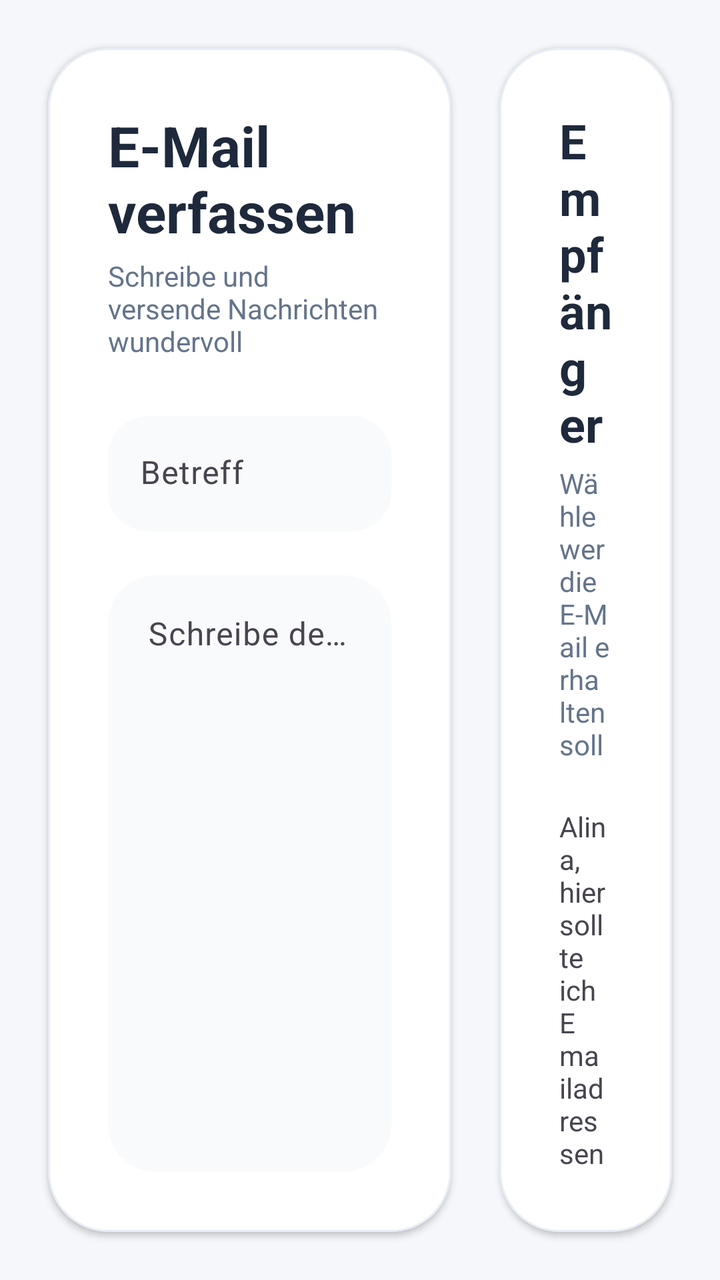
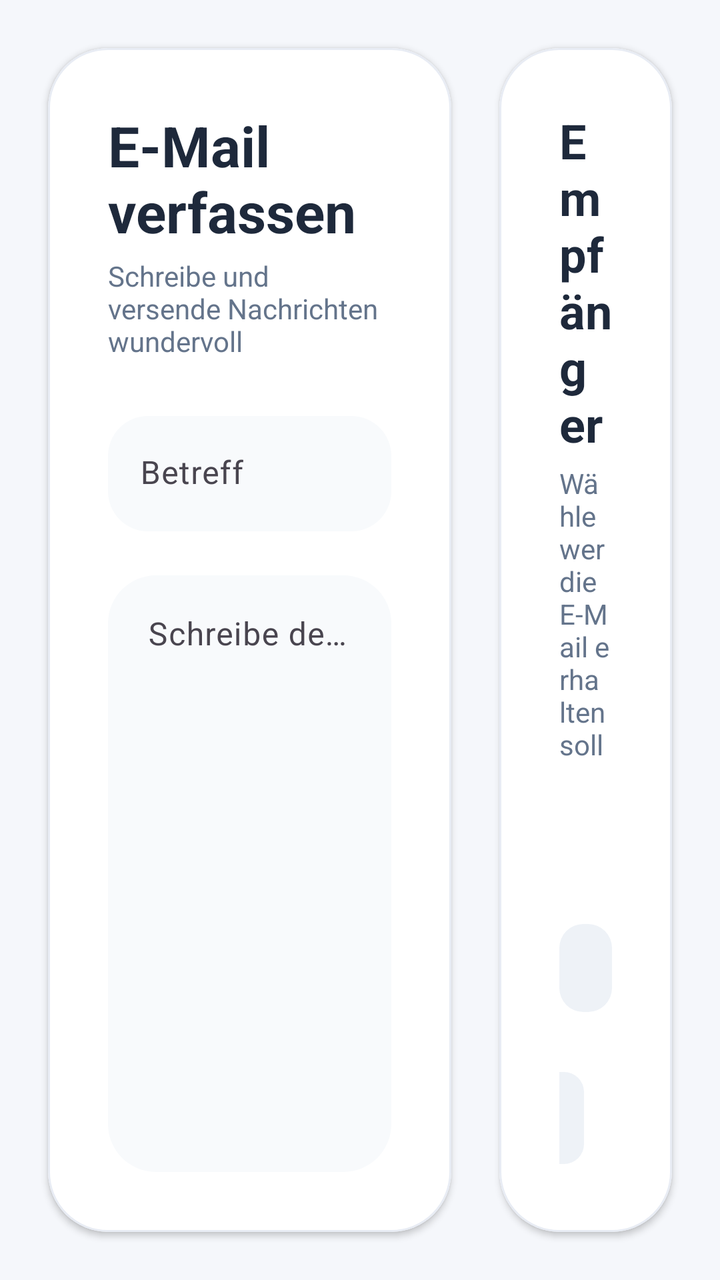

Screens rendered from an Android XML layout before and after an edit, with the pre-edit source and the edit as a unified diff.
<!-- AndroidManifest.xml: application theme Theme.MahdwartProFragments -->
<!-- res/layout/fragment_send_dialog.xml -->
<?xml version="1.0" encoding="utf-8"?>
<androidx.constraintlayout.widget.ConstraintLayout
    xmlns:android="http://schemas.android.com/apk/res/android"
    xmlns:app="http://schemas.android.com/apk/res-auto"
    xmlns:tools="http://schemas.android.com/tools"
    android:layout_width="match_parent"
    android:layout_height="match_parent"
    android:background="#F5F7FB"
    tools:context=".SettingsFragment">

    <com.google.android.material.card.MaterialCardView
        android:id="@+id/cardComposer"
        android:layout_width="0dp"
        android:layout_height="0dp"
        android:layout_margin="24dp"
        app:cardBackgroundColor="#FFFFFF"
        app:cardCornerRadius="30dp"
        app:cardElevation="2dp"
        app:layout_constraintBottom_toBottomOf="parent"
        app:layout_constraintEnd_toStartOf="@id/cardRecipients"
        app:layout_constraintStart_toStartOf="parent"
        app:layout_constraintTop_toTopOf="parent"
        app:layout_constraintWidth_percent="0.56"
        app:strokeColor="#E8ECF4"
        app:strokeWidth="1dp">

        <LinearLayout
            android:layout_width="match_parent"
            android:layout_height="match_parent"
            android:orientation="vertical"
            android:padding="30dp">

            <TextView
                android:layout_width="wrap_content"
                android:layout_height="wrap_content"
                android:text="@string/send_title_createmail"
                android:textColor="#1E293B"
                android:textSize="28sp"
                android:textStyle="bold" />

            <TextView
                android:layout_width="wrap_content"
                android:layout_height="wrap_content"
                android:layout_marginTop="4dp"
                android:layout_marginBottom="28dp"
                android:text="@string/send_title_subtitle"
                android:textColor="#64748B"
                android:textSize="14sp"/>

            <com.google.android.material.textfield.TextInputLayout
                android:layout_width="match_parent"
                android:layout_height="wrap_content"
                android:hint="@string/send_subject_title"
                app:boxBackgroundColor="#F8FAFC"
                app:boxBackgroundMode="filled"
                app:boxCornerRadiusBottomEnd="20dp"
                app:boxCornerRadiusBottomStart="20dp"
                app:boxCornerRadiusTopEnd="20dp"
                app:boxCornerRadiusTopStart="20dp"
                app:boxStrokeWidth="0dp"
                app:hintTextColor="#94A3B8">

                <com.google.android.material.textfield.TextInputEditText
                    android:id="@+id/InputTextEmailSubject"
                    android:layout_width="match_parent"
                    android:layout_height="wrap_content"
                    android:paddingTop="18dp"
                    android:paddingBottom="18dp"
                    android:textColor="#0F172A"
                    android:textColorHint="#94A3B8"/>
            </com.google.android.material.textfield.TextInputLayout>


            <com.google.android.material.textfield.TextInputLayout
                android:layout_width="match_parent"
                android:layout_height="0dp"
                android:layout_marginTop="22dp"
                android:layout_weight="1"
                android:hint="@string/send_content_hint"
                app:boxBackgroundColor="#F8FAFC"
                app:boxBackgroundMode="filled"
                app:boxCornerRadiusBottomEnd="24dp"
                app:boxCornerRadiusBottomStart="24dp"
                app:boxCornerRadiusTopEnd="24dp"
                app:boxCornerRadiusTopStart="24dp"
                app:boxStrokeWidth="0dp"
                app:hintTextColor="#94A3B8">

                <com.google.android.material.textfield.TextInputEditText
                    android:id="@+id/InputTextEmailBody"
                    android:layout_width="match_parent"
                    android:layout_height="match_parent"
                    android:gravity="top"
                    android:inputType="textMultiLine"
                    android:minLines="12"
                    android:padding="20dp"
                    android:textColor="#0F172A"
                    android:textColorHint="#94A3B8"/>
            </com.google.android.material.textfield.TextInputLayout>

        </LinearLayout>

    </com.google.android.material.card.MaterialCardView>

    <com.google.android.material.card.MaterialCardView
        android:id="@+id/cardRecipients"
        android:layout_width="0dp"
        android:layout_height="0dp"
        android:layout_marginTop="24dp"
        android:layout_marginEnd="24dp"
        android:layout_marginBottom="24dp"
        app:cardBackgroundColor="#FFFFFF"
        app:cardCornerRadius="30dp"
        app:cardElevation="2dp"
        app:layout_constraintBottom_toBottomOf="parent"
        app:layout_constraintEnd_toEndOf="parent"
        app:layout_constraintStart_toEndOf="@id/cardComposer"
        app:layout_constraintTop_toTopOf="parent"
        app:strokeColor="#E8ECF4"
        app:strokeWidth="1dp">

        <LinearLayout
            android:layout_width="match_parent"
            android:layout_height="match_parent"
            android:orientation="vertical"
            android:padding="30dp">

            <TextView
                android:layout_width="wrap_content"
                android:layout_height="wrap_content"
                android:text="@string/send_email_recipient_title"
                android:textColor="#1E293B"
                android:textSize="24sp"
                android:textStyle="bold" />

            <TextView
                android:layout_width="wrap_content"
                android:layout_height="wrap_content"
                android:layout_marginTop="4dp"
                android:layout_marginBottom="22dp"
                android:text="@string/send_email_recipient_subtitle"
                android:textColor="#64748B"
                android:textSize="14sp"/>

            <TextView
                android:id="@+id/listEmail"
                android:layout_width="match_parent"
                android:layout_height="533dp"
                android:text="@string/send_recipient_list_hint" />

            <LinearLayout
                android:layout_width="match_parent"
                android:layout_height="wrap_content"
                android:layout_marginTop="22dp"
                android:gravity="end"
                android:orientation="horizontal">

                <com.google.android.material.button.MaterialButton
                    android:id="@+id/button_close"
                    android:layout_width="wrap_content"
                    android:layout_height="54dp"
                    android:text="@string/send_button_return"
                    android:textAllCaps="false"
                    android:textColor="#334155"
                    app:backgroundTint="#EEF2F7"
                    app:cornerRadius="10dp" />

                <com.google.android.material.button.MaterialButton
                    android:id="@+id/button_send"
                    android:layout_width="wrap_content"
                    android:layout_height="54dp"
                    android:layout_marginStart="14dp"
                    android:text="@string/send_button_send"
                    android:textAllCaps="false"
                    android:textColor="#FFFFFF"
                    android:textStyle="bold"
                    app:backgroundTint="#FFC507"
                    app:cornerRadius="10dp"
                    app:icon="@drawable/baseline_send_24"
                    app:iconGravity="textStart"
                    app:iconPadding="10dp" />
            </LinearLayout>

        </LinearLayout>

    </com.google.android.material.card.MaterialCardView>

</androidx.constraintlayout.widget.ConstraintLayout>
<!-- resources referenced by this layout -->
<resources>
  <!-- drawable baseline_send_24 (drawable) -->
  <vector xmlns:android="http://schemas.android.com/apk/res/android" android:autoMirrored="true" android:height="24dp" android:tint="#000000" android:viewportHeight="24" android:viewportWidth="24" android:width="24dp">
        
      <path android:fillColor="@android:color/white" android:pathData="M2.01,21L23,12 2.01,3 2,10l15,2 -15,2z"/>
      
  </vector>
  <string name="send_button_return">Abbrechen</string>
  <string name="send_button_send">Senden</string>
  <string name="send_content_hint">Schreibe deine Nachricht...</string>
  <string name="send_email_recipient_subtitle">Wähle wer die E-Mail erhalten soll</string>
  <string name="send_email_recipient_title">Empfänger</string>
  <string name="send_recipient_list_hint">Alina, hier sollte ich Emailadressen wählen können.</string>
  <string name="send_subject_title">Betreff</string>
  <string name="send_title_createmail">E-Mail verfassen</string>
  <string name="send_title_subtitle">Schreibe und versende Nachrichten wundervoll</string>
  <style name="Theme.MahdwartProFragments" parent="Base.Theme.MahdwartProFragments" />
  <style name="Base.Theme.MahdwartProFragments" parent="Theme.Material3.DayNight.NoActionBar">
  
          <item name="colorPrimary">@color/dark_yellow</item>
          <item name="colorPrimaryVariant">@color/light_yellow</item>
          <item name="colorOnPrimary">@color/white</item>
  
          <item name="colorAccent">@color/bg</item>
          <item name="android:colorAccent">@color/dark_yellow</item>
  
      </style>
  <color name="dark_yellow">#fab900</color>
  <color name="light_yellow">#fddd96</color>
  <color name="white">#FFFFFFFF</color>
  <color name="bg">#007087</color>
</resources>

<!-- the commit's change to res/layout/fragment_send_dialog.xml (unified diff, before → after) -->
@@ -142,11 +142,25 @@
                 android:textColor="#64748B"
                 android:textSize="14sp"/>
 
-            <TextView
+            <LinearLayout
                 android:id="@+id/listEmail"
                 android:layout_width="match_parent"
-                android:layout_height="533dp"
-                android:text="@string/send_recipient_list_hint" />
+                android:layout_height="0dp"
+                android:layout_weight="1"
+                android:orientation="vertical">
+
+            </LinearLayout>
+
+            <com.google.android.material.button.MaterialButton
+                android:id="@+id/button_add_recipient"
+                android:layout_width="match_parent"
+                android:layout_height="52dp"
+                android:layout_marginTop="16dp"
+                android:text="@string/recipient_add"
+                android:textAllCaps="false"
+                android:textColor="#334155"
+                app:backgroundTint="#EEF2F7"
+                app:cornerRadius="12dp" />
 
             <LinearLayout
                 android:layout_width="match_parent"
<!-- resource entries referenced after the edit -->
@@ -11,7 +11,6 @@
   <string name="send_content_hint">Schreibe deine Nachricht...</string>
   <string name="send_email_recipient_subtitle">Wähle wer die E-Mail erhalten soll</string>
   <string name="send_email_recipient_title">Empfänger</string>
-  <string name="send_recipient_list_hint">Alina, hier sollte ich Emailadressen wählen können.</string>
   <string name="send_subject_title">Betreff</string>
   <string name="send_title_createmail">E-Mail verfassen</string>
   <string name="send_title_subtitle">Schreibe und versende Nachrichten wundervoll</string>
